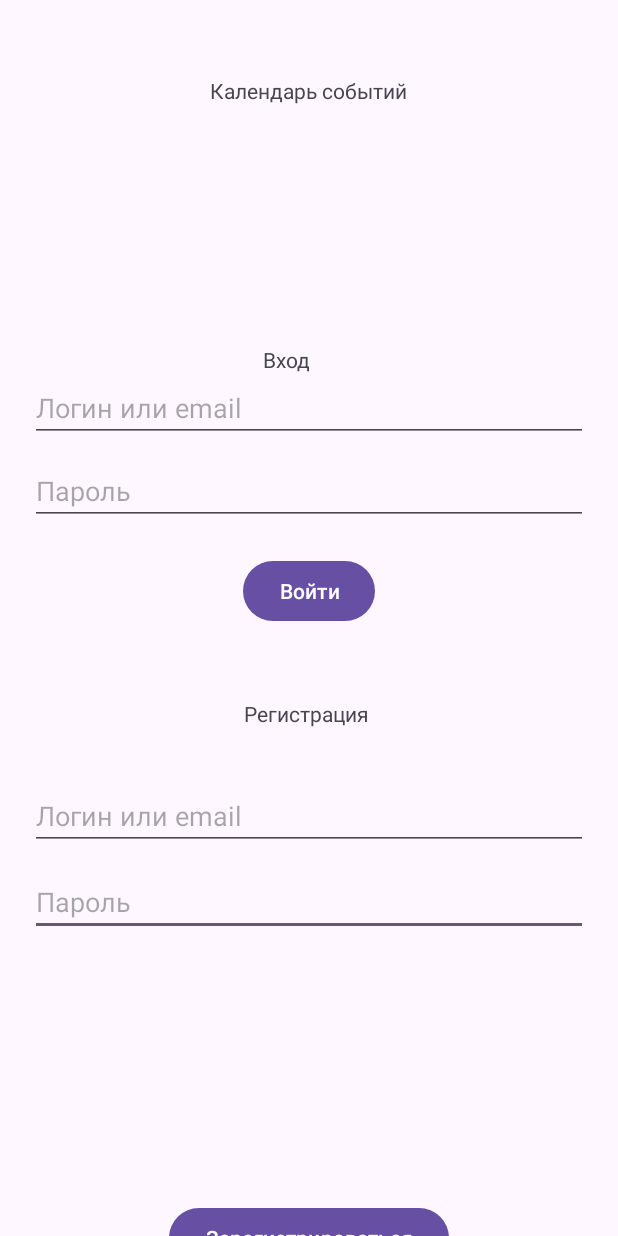
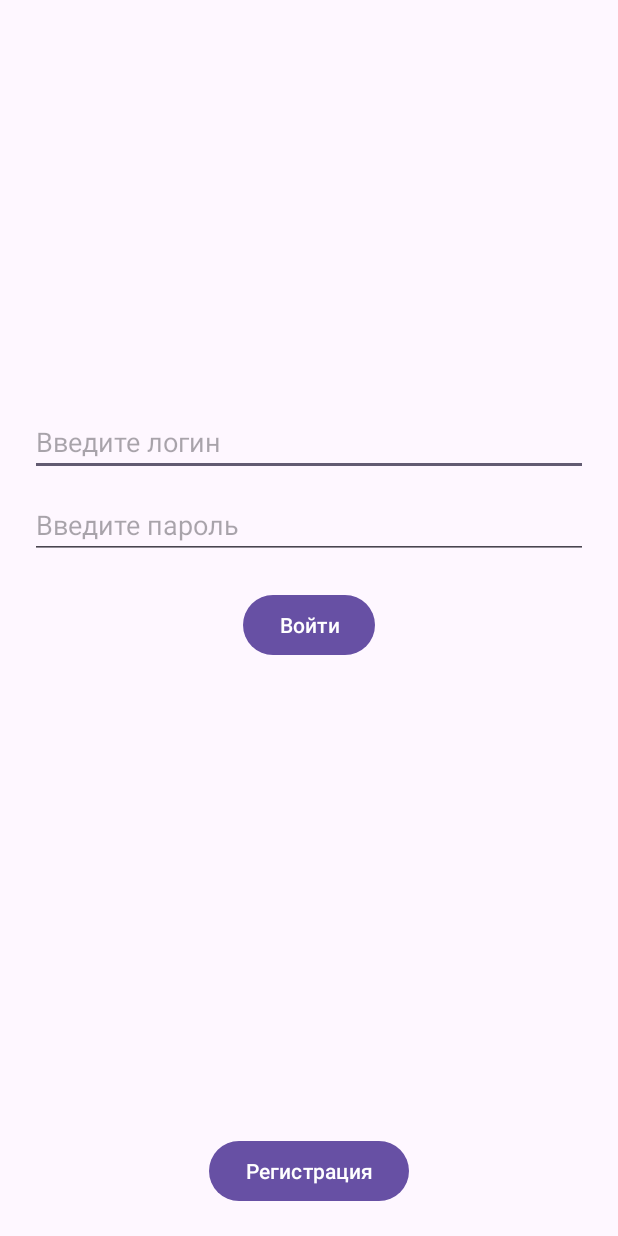
Before and after one commit to YupiSoftwarePunk/EventsCalendar, an Android app: the screen it shows after launch (MainActivity), on a phone screen of 412 x 824 dp. Run offline under Robolectric (Android 15) with nearby library versions, the phone set to English and light mode, and no system bars.

Commit message:
Fixed Main activity class and xml file

```diff
--- a/app/src/main/java/com/example/eventscalendar/MainActivity.java
+++ b/app/src/main/java/com/example/eventscalendar/MainActivity.java
@@ -1,35 +1,72 @@
 package com.example.eventscalendar;
 
-import android.annotation.SuppressLint;
+import android.content.Intent;
 import android.os.Bundle;
 import android.view.View;
 import android.widget.Button;
 import android.widget.EditText;
 import android.widget.Toast;
+
 import androidx.appcompat.app.AppCompatActivity;
-import androidx.fragment.app.FragmentManager;
-import androidx.fragment.app.FragmentTransaction;
-
-import com.example.eventscalendar.R;
 
 public class MainActivity extends AppCompatActivity {
 
-    private EditText etEventTheme;
-    private Button btnSearchEvents;
+    private EditText etLogin, etPassword;
+    private Button btnLogin, btnRegister;
 
-    @SuppressLint("MissingInflatedId")
     @Override
     protected void onCreate(Bundle savedInstanceState) {
         super.onCreate(savedInstanceState);
         setContentView(R.layout.activity_main);
 
-        etEventTheme = findViewById(R.id.etEventTheme);
-        btnSearchEvents = findViewById(R.id.btnSearchEvents);
+        etLogin = findViewById(R.id.etLogin);
+        etPassword = findViewById(R.id.etPassword);
+        btnLogin = findViewById(R.id.btnLogin);
+        btnRegister = findViewById(R.id.btnRegister);
 
+        btnLogin.setOnClickListener(new View.OnClickListener() {
+            @Override
+            public void onClick(View v) {
+                String login = etLogin.getText().toString().trim();
+                String password = etPassword.getText().toString().trim();
+
+                if (login.isEmpty() || password.isEmpty()) {
+                    Toast.makeText(MainActivity.this, "Заполните все поля", Toast.LENGTH_SHORT).show();
+                } else {
+                    loginUser(login, password);
+                }
+            }
+        });
+
+        btnRegister.setOnClickListener(new View.OnClickListener() {
+            @Override
+            public void onClick(View v) {
+                String login = etLogin.getText().toString().trim();
+                String password = etPassword.getText().toString().trim();
+
+                if (login.isEmpty() || password.isEmpty()) {
+                    Toast.makeText(MainActivity.this, "Заполните все поля", Toast.LENGTH_SHORT).show();
+                } else {
+                    registerUser(login, password);
+                }
+            }
+        });
     }
 
+    private void loginUser(String login, String password) {
+        if (login.equals("user") && password.equals("1234")) {
+            Toast.makeText(this, "Вход выполнен успешно", Toast.LENGTH_SHORT).show();
+            startActivity(new Intent(MainActivity.this, SecondActivity.class));
 
-    public void addToCalendar(CalendarEventsFragment.CalendarEvent calendarEvent) {
+            Intent intent = new Intent(MainActivity.this, SecondActivity.class);
+            startActivity(intent);
+        } else {
+            Toast.makeText(this, "Неверный логин или пароль", Toast.LENGTH_SHORT).show();
+        }
+    }
 
+    private void registerUser(String login, String password) {
+        Toast.makeText(this, "Регистрация прошла успешно", Toast.LENGTH_SHORT).show();
+        startActivity(new Intent(MainActivity.this, SecondActivity.class));
     }
 }
--- a/app/src/main/res/layout/activity_main.xml
+++ b/app/src/main/res/layout/activity_main.xml
@@ -6,110 +6,47 @@
     android:layout_height="match_parent">
 
     <EditText
-        android:id="@+id/etPassword2"
-        android:layout_width="match_parent"
-        android:layout_height="wrap_content"
-        android:layout_marginStart="20dp"
-        android:layout_marginTop="284dp"
-        android:layout_marginEnd="20dp"
-        android:hint="@string/password"
-        android:inputType="textPassword"
-        app:layout_constraintEnd_toEndOf="parent"
-        app:layout_constraintHorizontal_bias="0.0"
-        app:layout_constraintStart_toStartOf="parent"
-        app:layout_constraintTop_toBottomOf="@id/etLogin" />
-
-    <EditText
-        android:id="@+id/etLogin2"
+        android:id="@+id/etLogin"
         android:layout_width="match_parent"
         android:layout_height="wrap_content"
         android:layout_marginStart="20dp"
         android:layout_marginTop="272dp"
         android:layout_marginEnd="20dp"
-        android:hint="@string/login"
+        android:hint="Введите логин"
         app:layout_constraintEnd_toEndOf="parent"
-        app:layout_constraintHorizontal_bias="0.0"
         app:layout_constraintStart_toStartOf="parent"
-        app:layout_constraintTop_toBottomOf="@id/textView2" />
-
-    <TextView
-        android:id="@+id/textView4"
-        android:layout_width="wrap_content"
-        android:layout_height="wrap_content"
-        android:text="@string/events"
-        app:layout_constraintBottom_toBottomOf="parent"
-        app:layout_constraintEnd_toEndOf="parent"
-        app:layout_constraintHorizontal_bias="0.498"
-        app:layout_constraintStart_toStartOf="parent"
-        app:layout_constraintTop_toTopOf="parent"
-        app:layout_constraintVertical_bias="0.063" />
-
-    <TextView
-        android:id="@+id/textView2"
-        android:layout_width="wrap_content"
-        android:layout_height="wrap_content"
-        android:text="@string/enter"
-        app:layout_constraintBottom_toBottomOf="parent"
-        app:layout_constraintEnd_toEndOf="parent"
-        app:layout_constraintHorizontal_bias="0.461"
-        app:layout_constraintStart_toStartOf="parent"
-        app:layout_constraintTop_toTopOf="parent"
-        app:layout_constraintVertical_bias="0.286" />
-
-    <EditText
-        android:id="@+id/etLogin"
-        android:layout_width="match_parent"
-        android:layout_height="wrap_content"
-        android:layout_marginStart="20dp"
-        android:layout_marginEnd="20dp"
-        android:hint="@string/login2"
-        app:layout_constraintTop_toBottomOf="@id/textView2"
-        app:layout_constraintStart_toStartOf="parent"
-        app:layout_constraintEnd_toEndOf="parent"/>
+        app:layout_constraintTop_toTopOf="parent" />
 
     <EditText
         android:id="@+id/etPassword"
         android:layout_width="match_parent"
         android:layout_height="wrap_content"
         android:layout_marginStart="20dp"
+        android:layout_marginTop="10dp"
         android:layout_marginEnd="20dp"
-        android:layout_marginTop="10dp"
-        android:hint="@string/password2"
+        android:hint="Введите пароль"
         android:inputType="textPassword"
-        app:layout_constraintTop_toBottomOf="@id/etLogin"
+        app:layout_constraintEnd_toEndOf="parent"
         app:layout_constraintStart_toStartOf="parent"
-        app:layout_constraintEnd_toEndOf="parent"/>
+        app:layout_constraintTop_toBottomOf="@id/etLogin" />
 
     <Button
         android:id="@+id/btnLogin"
         android:layout_width="wrap_content"
         android:layout_height="wrap_content"
         android:layout_marginTop="20dp"
-        android:text="@string/enter2"
-        app:layout_constraintTop_toBottomOf="@id/etPassword"
+        android:text="Войти"
+        app:layout_constraintEnd_toEndOf="parent"
         app:layout_constraintStart_toStartOf="parent"
-        app:layout_constraintEnd_toEndOf="parent"/>
-
-    <TextView
-        android:id="@+id/textView3"
-        android:layout_width="wrap_content"
-        android:layout_height="wrap_content"
-        android:text="@string/signin"
-        app:layout_constraintBottom_toTopOf="@+id/etLogin2"
-        app:layout_constraintEnd_toEndOf="parent"
-        app:layout_constraintHorizontal_bias="0.495"
-        app:layout_constraintStart_toStartOf="parent"
-        app:layout_constraintTop_toTopOf="parent"
-        app:layout_constraintVertical_bias="0.928" />
+        app:layout_constraintTop_toBottomOf="@id/etPassword" />
 
     <Button
         android:id="@+id/btnRegister"
         android:layout_width="wrap_content"
         android:layout_height="wrap_content"
         android:layout_marginTop="316dp"
-        android:text="@string/signin2"
+        android:text="Регистрация"
         app:layout_constraintEnd_toEndOf="parent"
         app:layout_constraintStart_toStartOf="parent"
-        app:layout_constraintTop_toBottomOf="@id/textView3" />
-
+        app:layout_constraintTop_toBottomOf="@id/btnLogin" />
 </androidx.constraintlayout.widget.ConstraintLayout>
```
Also changed, not shown: app/src/main/java/com/example/eventscalendar/ThirdActivity.java (+23 -23 lines).
